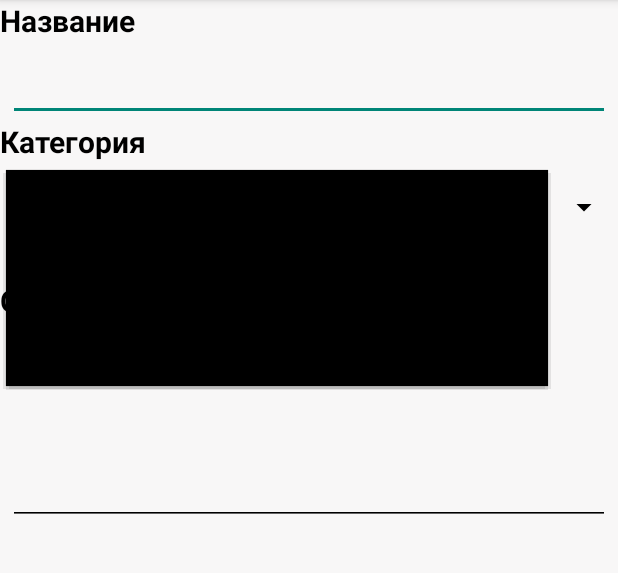
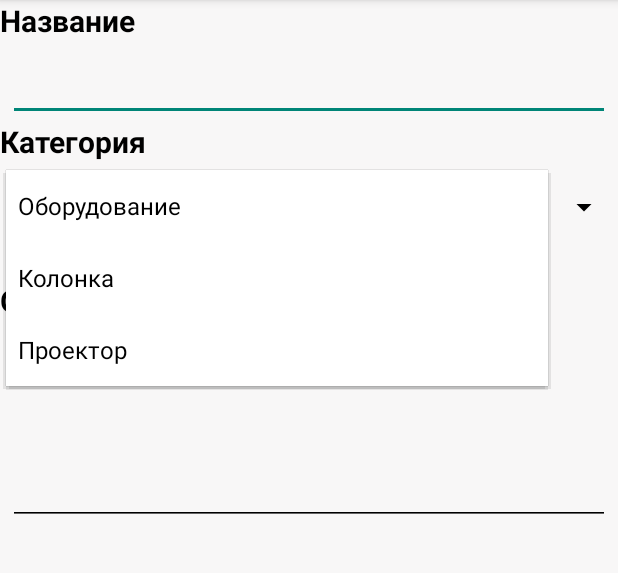
Before and after one commit to RusakovRodion/Rfid-mobile, an Android app: the FormActivity screen opened directly, with no data from a screen before it, after a tap on "Оборудование", on a phone screen of 412 x 824 dp, the part 84-657 px from its top. Run offline under Robolectric (Android 15) with nearby library versions, the phone set to English and light mode, and no system bars; 3 statements that could not run were skipped.

Commit message:
fix drop-down list

```diff
--- a/app/src/main/res/layout/form_update.xml
+++ b/app/src/main/res/layout/form_update.xml
@@ -100,7 +100,7 @@
         android:layout_marginStart="5dp"
         android:layout_marginTop="5dp"
         android:backgroundTint="@color/black"
-        android:popupBackground="@color/black"
+        android:popupBackground="@color/white"
         app:layout_constraintEnd_toEndOf="parent"
         app:layout_constraintStart_toStartOf="parent"
         app:layout_constraintTop_toBottomOf="@+id/inputCategoryLabel" />
```
